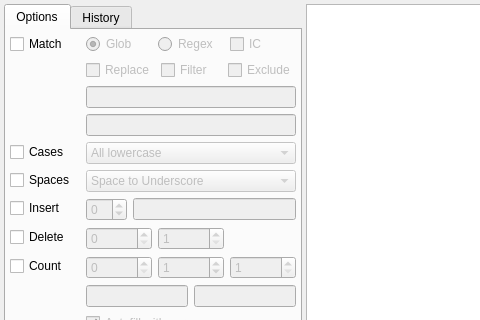
Above: demimove/data/gui.ui from gmdfalk/demimove before the change; both pictures show x 0 to 480 and y 0 to 320 of the 996 by 691 pixel window. Below: the same form after it.
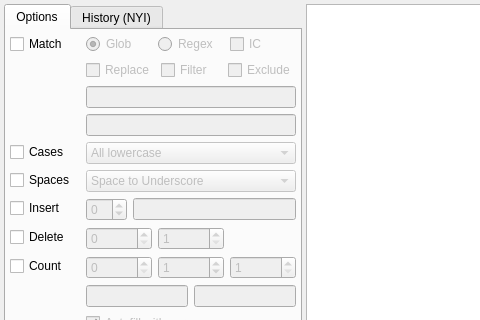
That is the form after the change.

Commit message: changed actions list sorting for commit()

The edit to the form file:
```diff
--- a/demimove/data/gui.ui
+++ b/demimove/data/gui.ui
@@ -616,7 +616,7 @@
        </widget>
        <widget class="QWidget" name="historytab">
         <attribute name="title">
-         <string>History</string>
+         <string>History (NYI)</string>
         </attribute>
         <layout class="QVBoxLayout" name="verticalLayout">
          <property name="margin">
```
The commit also changes 2 other files.
